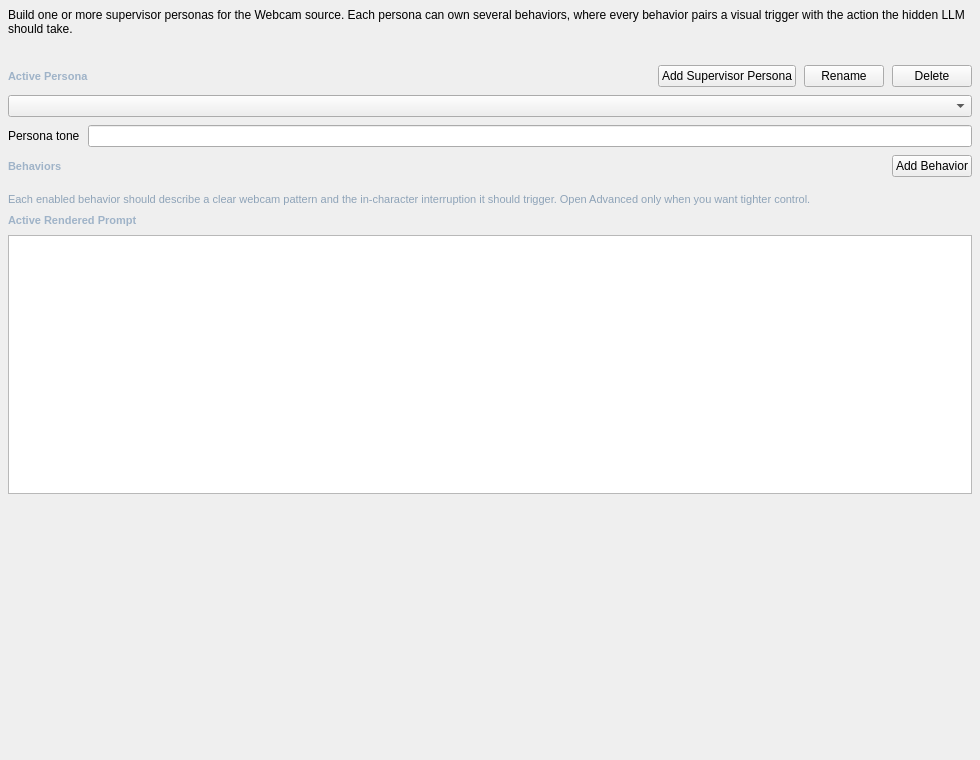
This is addons/webcam_supervisor/ui/webcam_supervisor.ui in Rakile/NeuralCompanion as Qt 5 draws it before an edit. The edited form follows.
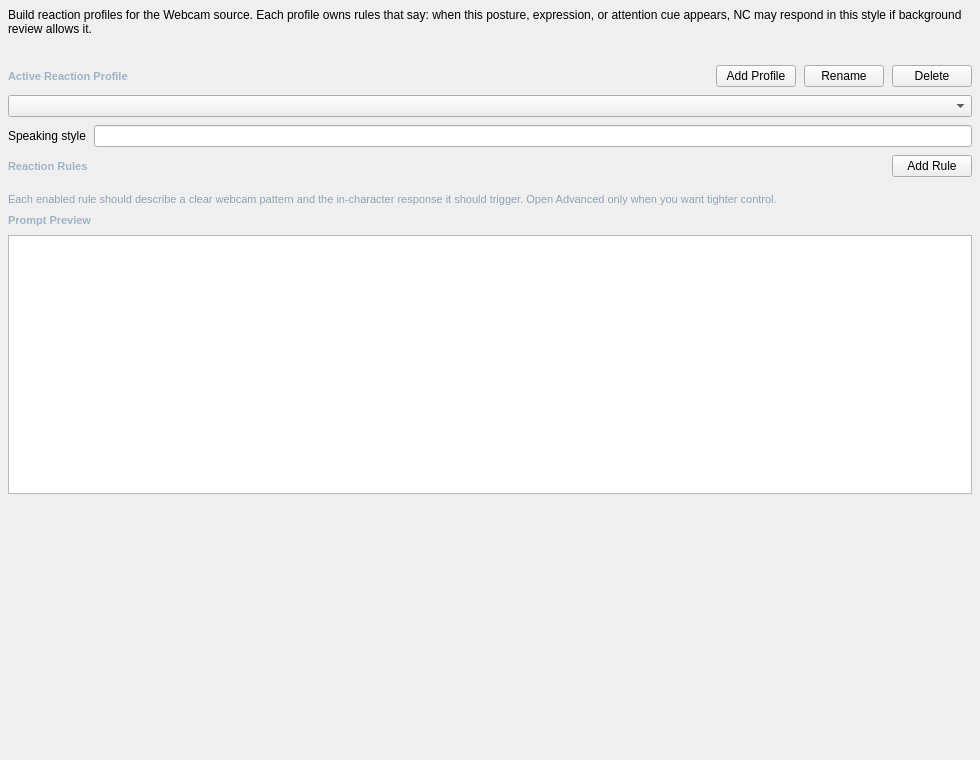
This is the edited form.

The edit to the form file:
```diff
--- a/addons/webcam_supervisor/ui/webcam_supervisor.ui
+++ b/addons/webcam_supervisor/ui/webcam_supervisor.ui
@@ -11,32 +11,32 @@
    <property name="spacing"><number>8</number></property>
    <item>
     <widget class="QLabel" name="webcam_supervisor_intro_label">
-     <property name="text"><string>Build one or more supervisor personas for the Webcam source. Each persona can own several behaviors, where every behavior pairs a visual trigger with the action the hidden LLM should take.</string></property>
+     <property name="text"><string>Build reaction profiles for the Webcam source. Each profile owns rules that say: when this posture, expression, or attention cue appears, NC may respond in this style if background review allows it.</string></property>
      <property name="wordWrap"><bool>true</bool></property>
     </widget>
    </item>
    <item><widget class="QLabel" name="webcam_supervisor_state_label"><property name="styleSheet"><string notr="true">color: #8ea3b8; font-size: 11px;</string></property><property name="text"><string/></property><property name="wordWrap"><bool>true</bool></property></widget></item>
    <item>
     <layout class="QHBoxLayout" name="webcam_supervisor_persona_header_layout">
-     <item><widget class="QLabel" name="webcam_supervisor_persona_label"><property name="styleSheet"><string notr="true">color: #9fb3c8; font-size: 11px; font-weight: 600;</string></property><property name="text"><string>Active Persona</string></property></widget></item>
+     <item><widget class="QLabel" name="webcam_supervisor_persona_label"><property name="styleSheet"><string notr="true">color: #9fb3c8; font-size: 11px; font-weight: 600;</string></property><property name="text"><string>Active Reaction Profile</string></property></widget></item>
      <item><spacer name="webcam_supervisor_persona_header_spacer"><property name="orientation"><enum>Qt::Horizontal</enum></property><property name="sizeHint" stdset="0"><size><width>40</width><height>20</height></size></property></spacer></item>
-     <item><widget class="QPushButton" name="btn_webcam_supervisor_add_persona"><property name="text"><string>Add Supervisor Persona</string></property></widget></item>
+     <item><widget class="QPushButton" name="btn_webcam_supervisor_add_persona"><property name="text"><string>Add Profile</string></property></widget></item>
      <item><widget class="QPushButton" name="btn_webcam_supervisor_rename_persona"><property name="text"><string>Rename</string></property></widget></item>
      <item><widget class="QPushButton" name="btn_webcam_supervisor_delete_persona"><property name="text"><string>Delete</string></property></widget></item>
     </layout>
    </item>
    <item><widget class="QComboBox" name="webcam_supervisor_persona_combo"/></item>
-   <item><layout class="QFormLayout" name="webcam_supervisor_persona_form"><property name="fieldGrowthPolicy"><enum>QFormLayout::ExpandingFieldsGrow</enum></property><item row="0" column="0"><widget class="QLabel" name="webcam_supervisor_persona_tone_label"><property name="text"><string>Persona tone</string></property></widget></item><item row="0" column="1"><widget class="QLineEdit" name="webcam_supervisor_persona_style_edit"/></item></layout></item>
+   <item><layout class="QFormLayout" name="webcam_supervisor_persona_form"><property name="fieldGrowthPolicy"><enum>QFormLayout::ExpandingFieldsGrow</enum></property><item row="0" column="0"><widget class="QLabel" name="webcam_supervisor_persona_tone_label"><property name="text"><string>Speaking style</string></property></widget></item><item row="0" column="1"><widget class="QLineEdit" name="webcam_supervisor_persona_style_edit"/></item></layout></item>
    <item>
     <layout class="QHBoxLayout" name="webcam_supervisor_behavior_header_layout">
-     <item><widget class="QLabel" name="webcam_supervisor_behavior_label"><property name="styleSheet"><string notr="true">color: #9fb3c8; font-size: 11px; font-weight: 600;</string></property><property name="text"><string>Behaviors</string></property></widget></item>
+     <item><widget class="QLabel" name="webcam_supervisor_behavior_label"><property name="styleSheet"><string notr="true">color: #9fb3c8; font-size: 11px; font-weight: 600;</string></property><property name="text"><string>Reaction Rules</string></property></widget></item>
      <item><spacer name="webcam_supervisor_behavior_header_spacer"><property name="orientation"><enum>Qt::Horizontal</enum></property><property name="sizeHint" stdset="0"><size><width>40</width><height>20</height></size></property></spacer></item>
-     <item><widget class="QPushButton" name="btn_webcam_supervisor_add_behavior"><property name="text"><string>Add Behavior</string></property></widget></item>
+     <item><widget class="QPushButton" name="btn_webcam_supervisor_add_behavior"><property name="text"><string>Add Rule</string></property></widget></item>
     </layout>
    </item>
    <item><widget class="QWidget" name="webcam_supervisor_behaviors_widget"><layout class="QVBoxLayout" name="webcam_supervisor_behaviors_layout"><property name="leftMargin"><number>0</number></property><property name="topMargin"><number>0</number></property><property name="rightMargin"><number>0</number></property><property name="bottomMargin"><number>0</number></property><property name="spacing"><number>8</number></property></layout></widget></item>
-   <item><widget class="QLabel" name="webcam_supervisor_note_label"><property name="styleSheet"><string notr="true">color: #8ea3b8; font-size: 11px;</string></property><property name="text"><string>Each enabled behavior should describe a clear webcam pattern and the in-character interruption it should trigger. Open Advanced only when you want tighter control.</string></property><property name="wordWrap"><bool>true</bool></property></widget></item>
-   <item><widget class="QLabel" name="webcam_supervisor_preview_label"><property name="styleSheet"><string notr="true">color: #9fb3c8; font-size: 11px; font-weight: 600;</string></property><property name="text"><string>Active Rendered Prompt</string></property></widget></item>
+   <item><widget class="QLabel" name="webcam_supervisor_note_label"><property name="styleSheet"><string notr="true">color: #8ea3b8; font-size: 11px;</string></property><property name="text"><string>Each enabled rule should describe a clear webcam pattern and the in-character response it should trigger. Open Advanced only when you want tighter control.</string></property><property name="wordWrap"><bool>true</bool></property></widget></item>
+   <item><widget class="QLabel" name="webcam_supervisor_preview_label"><property name="styleSheet"><string notr="true">color: #9fb3c8; font-size: 11px; font-weight: 600;</string></property><property name="text"><string>Prompt Preview</string></property></widget></item>
    <item><widget class="QPlainTextEdit" name="webcam_supervisor_preview_edit"><property name="minimumHeight"><number>180</number></property><property name="readOnly"><bool>true</bool></property></widget></item>
    <item><spacer name="root_spacer"><property name="orientation"><enum>Qt::Vertical</enum></property><property name="sizeHint" stdset="0"><size><width>20</width><height>40</height></size></property></spacer></item>
   </layout>
```
